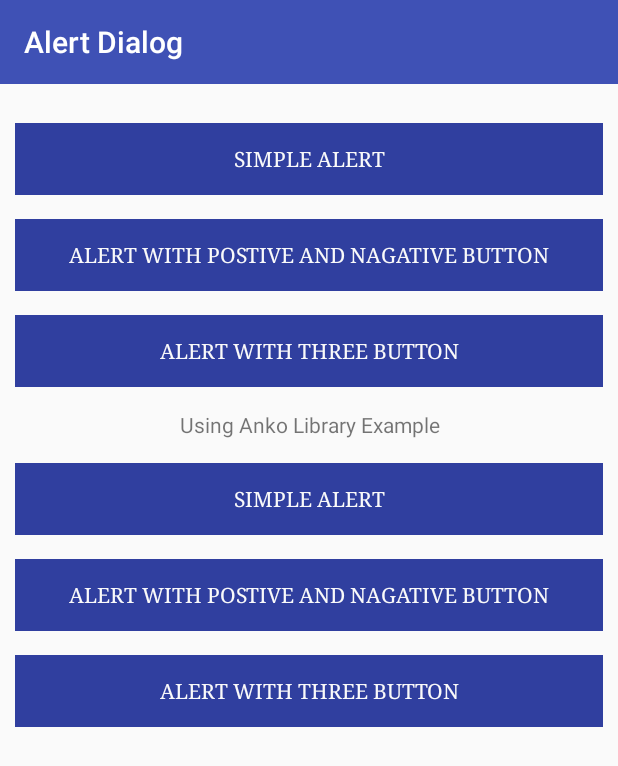
After one commit to Manikandan92/Kotlin-sample, an Android app: the AlertDialogActivity screen opened directly, with no data from a screen before it, on a phone screen of 412 x 824 dp. The commit adds this screen. Shown: the top 766 px of the screen. Run offline under Robolectric (Android 15) with nearby library versions, the phone set to English and light mode, and no system bars; libraries missing offline, so code that uses them is left out: org.jetbrains.anko.

Commit message:
Integrated the simple alert dialog concepts.

```diff
--- a/app/build.gradle
+++ b/app/build.gradle
@@ -34,4 +34,5 @@ dependencies {
     compile 'com.android.support:recyclerview-v7:26.1.0'
     implementation 'com.android.support:design:26.1.0'
     implementation 'com.android.support:support-v4:26.1.0'
+    compile "org.jetbrains.anko:anko-commons:0.10.1"
 }
--- a/app/src/main/AndroidManifest.xml
+++ b/app/src/main/AndroidManifest.xml
@@ -21,6 +21,7 @@
         <activity android:name="com.manikandan.samplekotlinproject.NavigationDrawerActivity"/>
         <activity android:name="com.manikandan.samplekotlinproject.TabLayoutActivity"/>
         <activity android:name="com.manikandan.samplekotlinproject.BottomSheetActivity"/>
+        <activity android:name="com.manikandan.samplekotlinproject.AlertDialogActivity"/>
     </application>
 
 </manifest>
--- a/app/src/main/java/com/manikandan/samplekotlinproject/MainActivity.kt
+++ b/app/src/main/java/com/manikandan/samplekotlinproject/MainActivity.kt
@@ -12,6 +12,7 @@ class MainActivity : AppCompatActivity() {
     lateinit var btnNavigationDrawer: Button
     lateinit var btnTabLayout: Button
     lateinit var btnBottomSheetLayout: Button
+    lateinit var btnAlertDialogLayout: Button
     lateinit var toolBar: Toolbar
 
     override fun onCreate(savedInstanceState: Bundle?) {
@@ -23,6 +24,7 @@ class MainActivity : AppCompatActivity() {
         btnNavigationDrawer = findViewById<Button>(R.id.btn_navigation) as Button
         btnTabLayout = findViewById<Button>(R.id.btn_tab_layout) as Button
         btnBottomSheetLayout = findViewById<Button>(R.id.btn_bottom_sheet_layout) as Button
+        btnAlertDialogLayout = findViewById<Button>(R.id.btn_alert_dialog_layout) as Button
 
         toolBar.setTitle("Sample")
 
@@ -49,5 +51,9 @@ class MainActivity : AppCompatActivity() {
             val intent = Intent(this, BottomSheetActivity::class.java)
             startActivity(intent)
         }
+        btnAlertDialogLayout.setOnClickListener {
+            val intent = Intent(this, AlertDialogActivity::class.java)
+            startActivity(intent)
+        }
     }
 }
--- /dev/null
+++ b/app/src/main/res/layout/activity_alert_dialog.xml
@@ -0,0 +1,108 @@
+<?xml version="1.0" encoding="utf-8"?>
+<LinearLayout xmlns:android="http://schemas.android.com/apk/res/android"
+              android:layout_width="match_parent"
+              android:layout_height="match_parent"
+              android:orientation="vertical">
+
+    <android.support.v7.widget.Toolbar
+        xmlns:android="http://schemas.android.com/apk/res/android"
+        xmlns:app="http://schemas.android.com/apk/res-auto"
+        android:id="@+id/toolBar"
+        android:layout_width="match_parent"
+        android:layout_height="?attr/actionBarSize"
+        android:background="?attr/colorPrimary"
+        android:theme="@style/ThemeOverlay.AppCompat.Dark.ActionBar"
+        app:popupTheme="@style/ThemeOverlay.AppCompat.Light"/>
+
+    <ScrollView
+        android:layout_width="match_parent"
+        android:layout_height="match_parent"
+        android:scrollbars="none">
+
+        <LinearLayout
+            android:layout_width="match_parent"
+            android:layout_height="wrap_content"
+            android:layout_margin="10dp"
+            android:orientation="vertical">
+
+            <Button
+                android:id="@+id/simpleAlert"
+                style="@style/Widget.AppCompat.Button.Borderless.Colored"
+                android:layout_width="match_parent"
+                android:layout_height="wrap_content"
+                android:layout_below="@+id/btn_list_view"
+                android:layout_marginTop="16dp"
+                android:background="?attr/actionModeSplitBackground"
+                android:text="@string/simple_alert"
+                android:textColor="?android:attr/colorBackground"
+                android:typeface="serif"/>
+
+            <Button
+                android:id="@+id/alertTwoButton"
+                style="@style/Widget.AppCompat.Button.Borderless.Colored"
+                android:layout_width="match_parent"
+                android:layout_height="wrap_content"
+                android:layout_below="@+id/btn_list_view"
+                android:layout_marginTop="16dp"
+                android:background="?attr/actionModeSplitBackground"
+                android:text="@string/alert_with_postive_and_nagative_button"
+                android:textColor="?android:attr/colorBackground"
+                android:typeface="serif"/>
+
+            <Button
+                android:id="@+id/alertThreeButton"
+                style="@style/Widget.AppCompat.Button.Borderless.Colored"
+                android:layout_width="match_parent"
+                android:layout_height="wrap_content"
+                android:layout_below="@+id/btn_list_view"
+                android:layout_marginTop="16dp"
+                android:background="?attr/actionModeSplitBackground"
+                android:text="@string/alert_with_three_button"
+                android:textColor="?android:attr/colorBackground"
+                android:typeface="serif"/>
+
+            <TextView
+                android:layout_width="match_parent"
+                android:layout_height="wrap_content"
+                android:layout_marginTop="15dp"
+                android:gravity="center"
+                android:text="@string/using_anko_library_example"/>
+
+            <Button
+                android:id="@+id/ankoSimpleAlert"
+                style="@style/Widget.AppCompat.Button.Borderless.Colored"
+                android:layout_width="match_parent"
+                android:layout_height="wrap_content"
+                android:layout_below="@+id/btn_list_view"
+                android:layout_marginTop="16dp"
+                android:background="?attr/actionModeSplitBackground"
+                android:text="@string/simple_alert"
+                android:textColor="?android:attr/colorBackground"
+                android:typeface="serif"/>
+
+            <Button
+                android:id="@+id/ankoAlertTwoButton"
+                style="@style/Widget.AppCompat.Button.Borderless.Colored"
+                android:layout_width="match_parent"
+                android:layout_height="wrap_content"
+                android:layout_below="@+id/btn_list_view"
+                android:layout_marginTop="16dp"
+                android:background="?attr/actionModeSplitBackground"
+                android:text="@string/alert_with_postive_and_nagative_button"
+                android:textColor="?android:attr/colorBackground"
+                android:typeface="serif"/>
+
+            <Button
+                android:id="@+id/ankoAlertThreeButton"
+                style="@style/Widget.AppCompat.Button.Borderless.Colored"
+                android:layout_width="match_parent"
+                android:layout_height="wrap_content"
+                android:layout_below="@+id/btn_list_view"
+                android:layout_marginTop="16dp"
+                android:background="?attr/actionModeSplitBackground"
+                android:text="@string/alert_with_three_button"
+                android:textColor="?android:attr/colorBackground"
+                android:typeface="serif"/>
+        </LinearLayout>
+    </ScrollView>
+</LinearLayout>
--- a/app/src/main/res/values/strings.xml
+++ b/app/src/main/res/values/strings.xml
@@ -2,4 +2,8 @@
     <string name="app_name">SampleKotlinProject</string>
     <string name="navigation_drawer_open">Open</string>
     <string name="navigation_drawer_close">Close</string>
+    <string name="simple_alert">Simple Alert</string>
+    <string name="alert_with_postive_and_nagative_button">Alert with postive and nagative Button</string>
+    <string name="alert_with_three_button">Alert with three Button</string>
+    <string name="using_anko_library_example">Using Anko Library Example</string>
 </resources>
```
Also changed, not shown: app/src/main/java/com/manikandan/samplekotlinproject/AlertDialogActivity.kt (added, +127 -0 lines), app/src/main/res/layout/activity_main.xml (+13 -0 lines), 1 other file.
